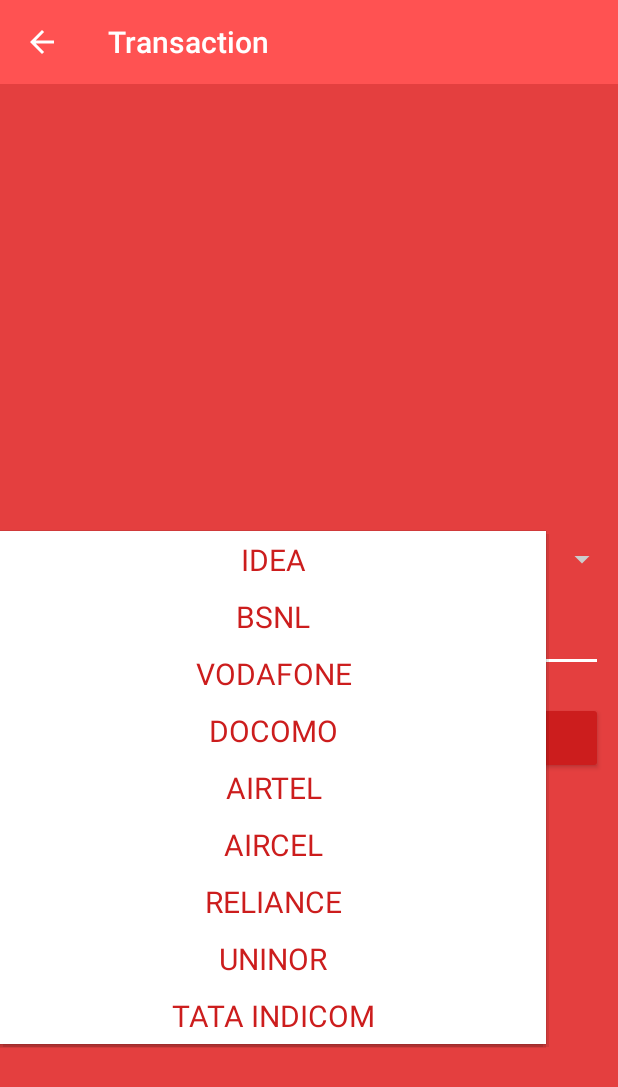
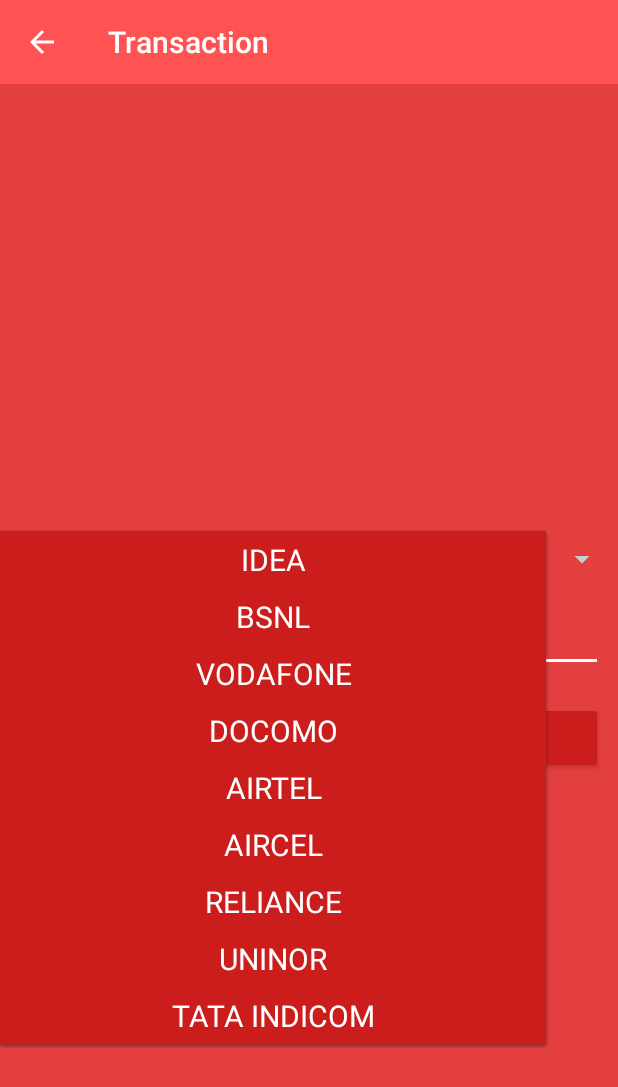
Before and after one commit to Gravity-Innovative-Solutions/aurislife, an Android app: the Transaction screen opened directly, with no data from a screen before it, after a tap on "IDEA", on a phone screen of 412 x 824 dp. Shown: the top 1087 px of the screen. Run offline under Robolectric (Android 15) with nearby library versions, the phone set to English and light mode, and no system bars; libraries missing offline, so code that uses them is left out: com.microsoft.windowsazure; 2 statements that could not run were skipped.

Commit message:
Spinner items again changed with ripple effect

```diff
--- /dev/null
+++ b/app/src/main/res/drawable-xhdpi/selectable_spinner.xml
@@ -0,0 +1,7 @@
+<?xml version="1.0" encoding="utf-8"?>
+
+
+<selector xmlns:android="http://schemas.android.com/apk/res/android">
+    <item android:drawable="@color/primary_lighter" android:state_pressed="true" />
+    <item android:drawable="@color/primary_darker" />
+</selector>
--- a/app/src/main/res/layout/spinner_dropdown.xml
+++ b/app/src/main/res/layout/spinner_dropdown.xml
@@ -6,7 +6,7 @@
     android:layout_height="wrap_content"
     android:layout_gravity="center"
     android:layout_margin="2dp"
-    android:background="@drawable/spinner_bg"
+    android:background="@drawable/selectable_spinner"
 
 
     android:ellipsize="marquee"
@@ -20,7 +20,7 @@
     android:text="Demo"
 
 
-    android:textColor="@color/primary_darker"
+    android:textColor="@color/white"
 
 
     android:textSize="20sp" />
```
